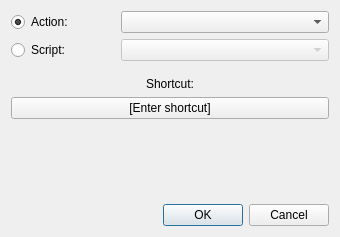
Qt form src/gui/dialogs/shortcutcreatordialog.ui (do-i/thumbgrid) before a commit.
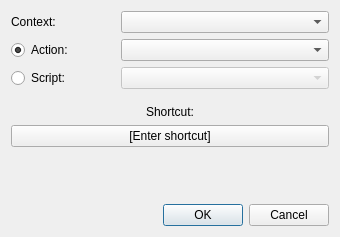
The same form after that commit. Custom widgets are drawn as their Qt base class.

Commit message: Scope keyboard shortcuts per view context

```diff
--- a/src/gui/dialogs/shortcutcreatordialog.ui
+++ b/src/gui/dialogs/shortcutcreatordialog.ui
@@ -17,6 +17,36 @@
    <property name="spacing">
     <number>6</number>
    </property>
+   <item>
+    <layout class="QHBoxLayout" name="contextLayout">
+     <property name="topMargin">
+      <number>0</number>
+     </property>
+     <item>
+      <widget class="QLabel" name="contextLabel">
+       <property name="sizePolicy">
+        <sizepolicy hsizetype="Minimum" vsizetype="Fixed">
+         <horstretch>1</horstretch>
+         <verstretch>0</verstretch>
+        </sizepolicy>
+       </property>
+       <property name="text">
+        <string>Context:</string>
+       </property>
+      </widget>
+     </item>
+     <item>
+      <widget class="QComboBox" name="contextComboBox">
+       <property name="sizePolicy">
+        <sizepolicy hsizetype="Preferred" vsizetype="Fixed">
+         <horstretch>2</horstretch>
+         <verstretch>0</verstretch>
+        </sizepolicy>
+       </property>
+      </widget>
+     </item>
+    </layout>
+   </item>
    <item>
     <layout class="QHBoxLayout" name="actionLayout">
      <property name="topMargin">
```
The commit also changes 15 other files.
